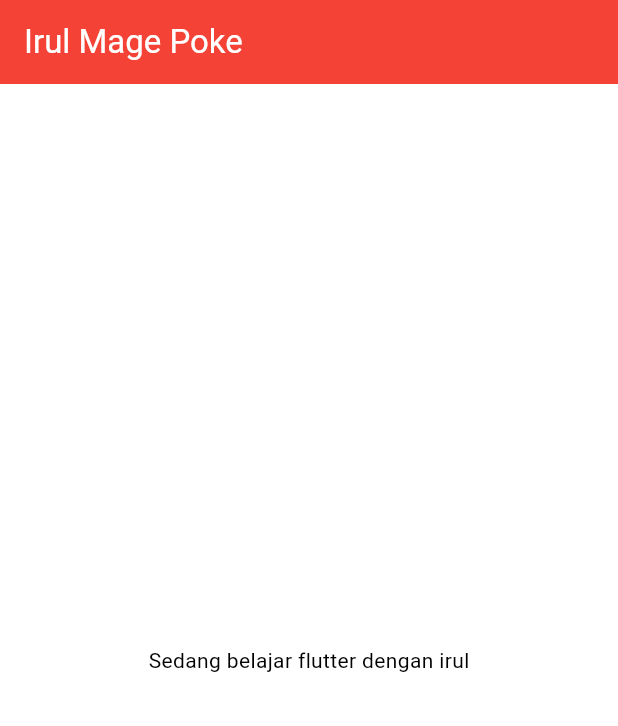
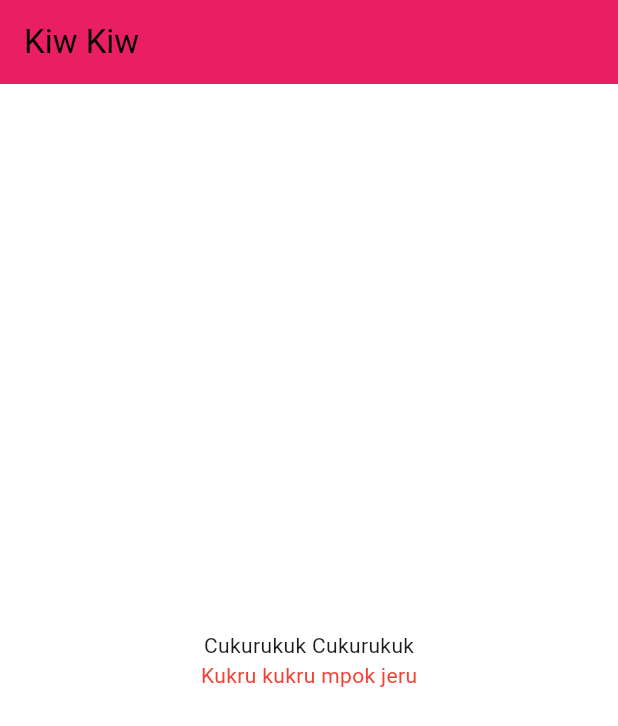
Before and after one commit to meezeed/hello_world, a Flutter app: the screen it shows after launch, on a phone screen of 412 x 824 dp. Shown: the top 726 px of the screen. Run offline on Flutter 3.47's test engine with Material 2 defaults, Android fonts, the phone set to English and light mode, and no system bars.

Commit message:
Belajar Day 1 part 1

```diff
--- /dev/null
+++ b/lib/hello_world3.dart
@@ -0,0 +1,33 @@
+import 'package:flutter/material.dart';
+
+class HellowWorld3 extends StatelessWidget {
+  const HellowWorld3({super.key});
+
+  @override
+  Widget build(BuildContext context) {
+    return Scaffold(
+      appBar: AppBar(
+        title: Text("Kiw Kiw"),
+        backgroundColor: Colors.pink,
+        foregroundColor: Colors.black,
+      ),
+      body: Container(
+        color: Colors.white,
+        child: Center(
+          child: Column(
+            mainAxisAlignment: MainAxisAlignment.center,
+            children: [
+              Text(
+                "Cukurukuk Cukurukuk",
+              ),
+              Text(
+                "Kukru kukru mpok jeru",
+                style: TextStyle(color: Colors.red),
+              )
+            ],
+          ),
+        ),
+      ),
+    );
+  }
+}
--- a/lib/main.dart
+++ b/lib/main.dart
@@ -1,6 +1,7 @@
 import 'package:flutter/material.dart';
 import 'package:hello_world/hello_world.dart';
 import 'package:hello_world/hello_world2.dart';
+import 'package:hello_world/hello_world3.dart';
 
 void main() {
   runApp(const MyApp());
@@ -17,7 +18,7 @@ class MyApp extends StatelessWidget {
         colorScheme: ColorScheme.fromSeed(seedColor: Colors.deepPurple),
         useMaterial3: true,
       ),
-      home: HelloWorld2(),
+      home: HellowWorld3(),
     );
   }
 }
```
